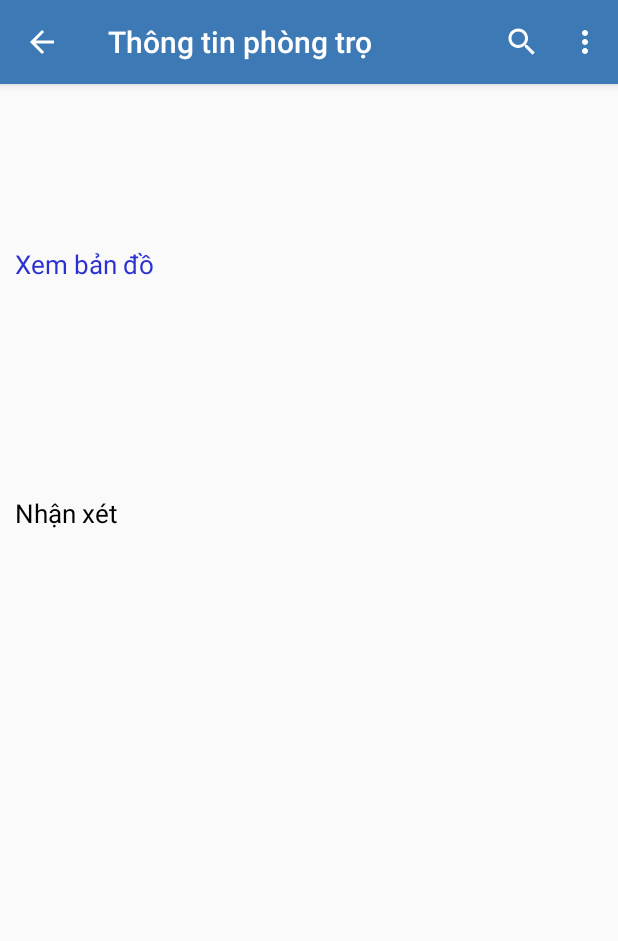
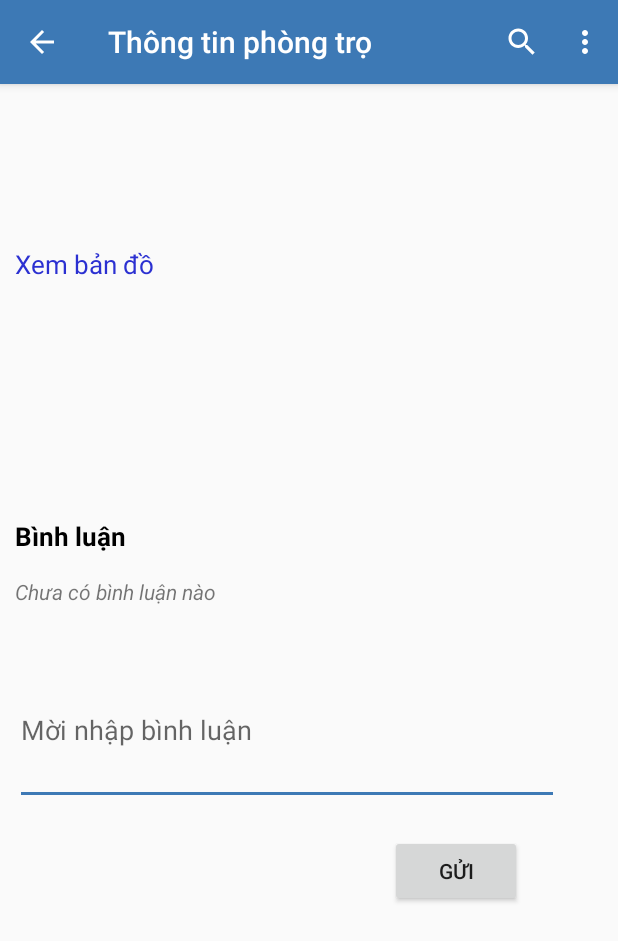
Before and after one commit to cuongnv58/Timphongtro_CLC, an Android app: the View_Info screen opened directly, with no data from a screen before it, on a phone screen of 412 x 824 dp. Shown: the top 941 px of the screen. Run offline under Robolectric (Android 15) with nearby library versions, the phone set to English and light mode, and no system bars.

Commit message:
Đẩy đẩy đẩy

```diff
--- a/app/src/main/AndroidManifest.xml
+++ b/app/src/main/AndroidManifest.xml
@@ -4,7 +4,7 @@
 
     <application
         android:allowBackup="true"
-        android:icon="@mipmap/ic_launcher"
+        android:icon="@mipmap/ic_logo"
         android:label="@string/app_name"
         android:supportsRtl="true"
         android:theme="@style/AppTheme">
--- a/app/src/main/java/conloncon/timnhatro/MainActivity.java
+++ b/app/src/main/java/conloncon/timnhatro/MainActivity.java
@@ -73,7 +73,7 @@ public class MainActivity extends AppCompatActivity
         list1 = new ArrayList<BaiDang>();
         //database.doCreateDB()
         database = openOrCreateDatabase(post.DATABASE, MODE_PRIVATE, null);
-        //list = database.LayDanhSachBaiDang();
+//        list = database.LayDanhSachBaiDang();
         String[] column = {"id","address","square","price","info","extra_infor"};;
         //String[] column = {"id","address","square","price","info","extra_infor"};;
         String sql="";
@@ -109,9 +109,8 @@ public class MainActivity extends AppCompatActivity
                 Intent intent = new Intent(MainActivity.this, View_Info.class);
                 startActivity(intent);
             }
-        }); // no bao loi o day by Duc ANh =))
+        });
     }
-
 
     private void setAdapterListView(List<BaiDang> list) {
         adapter = new CustomListView(this, R.layout.custom_list_view, list);
--- a/app/src/main/java/conloncon/timnhatro/View_Info.java
+++ b/app/src/main/java/conloncon/timnhatro/View_Info.java
@@ -1,25 +1,25 @@
 package conloncon.timnhatro;
 
+import android.content.Context;
 import android.content.Intent;
+import android.content.SharedPreferences;
 import android.net.Uri;
 import android.os.Bundle;
 import android.support.v7.app.AppCompatActivity;
 import android.view.Menu;
 import android.view.MenuItem;
 import android.view.View;
+import android.widget.Button;
+import android.widget.EditText;
 import android.widget.TextView;
 
-import org.w3c.dom.Text;
-
-
 public class View_Info extends AppCompatActivity {
-
+    SharedPreferences sharePreferences;
     @Override
     protected void onCreate(Bundle savedInstanceState) {
         super.onCreate(savedInstanceState);
         setContentView(R.layout.view_info);
-
-        //hiển thị thông tin
+//hiển thị thông tin
         TextView display_id = (TextView) findViewById(R.id.display_id);
         display_id.setText(MainActivity.display_id);
         final TextView display_address = (TextView) findViewById(R.id.display_address);
@@ -38,35 +38,55 @@ public class View_Info extends AppCompatActivity {
             public void onClick(View v) {
                 Intent geoIntent = new Intent(
                         android.content.Intent.ACTION_VIEW, Uri
-                        .parse("geo:0,0?q=" + display_address));
+                        .parse("geo:0,0?q=" + display_address.getText().toString()));
                 startActivity(geoIntent);
             }
         });
+// bình luận và hiển thị
 
+        if(Signin.CHECK_SIGNIN == false) {
+            //EditText a = (EditText) findViewById(R.id.edtCmt);
+            //a.setText("Bạn chưa đăng nhập, không thể nhập bình luận");
+        }
+        else {
+            sharePreferences = getSharedPreferences("config", Context.MODE_PRIVATE);
+            final String taikhoan, matkhau;
+            taikhoan = sharePreferences.getString("TaiKhoan", "");
+            matkhau = sharePreferences.getString("MatKhau", "");
+            Button btncmt;
+            btncmt =(Button)findViewById(R.id.btnCmt);
+            btncmt.setOnClickListener(new View.OnClickListener() {
+                @Override
+                public void onClick(View v) {
+                    EditText cmt = (EditText) findViewById(R.id.edtCmt);
+                    String comt = cmt.getText().toString();
+                    TextView tvCmt = (TextView) findViewById(R.id.textCmt);
+                    tvCmt.setText(comt);
+                    TextView tvUsername = (TextView) findViewById(R.id.textusername);
+                    tvUsername.setText(taikhoan + ": ");
+                    cmt.setText("");
+                }
+            });
+        }
         android.support.v7.app.ActionBar actionBar=getSupportActionBar();
         actionBar.setDisplayHomeAsUpEnabled(true);
     }
-
     @Override
     public boolean onCreateOptionsMenu(Menu menu) {
-        // Inflate the menu; this adds items to the action bar if it is present.
+// Inflate the menu; this adds items to the action bar if it is present.
         getMenuInflater().inflate(R.menu.main, menu);
         return true;
     }
-
     @Override
     public boolean onOptionsItemSelected(MenuItem item) {
-        // Handle action bar item clicks here. The action bar will
-        // automatically handle clicks on the Home/Up button, so long
-        // as you specify a parent activity in AndroidManifest.xml.
+// Handle action bar item clicks here. The action bar will
+// automatically handle clicks on the Home/Up button, so long
+// as you specify a parent activity in AndroidManifest.xml.
         int id = item.getItemId();
         if (id == R.id.action_search) {
-
         }
         else if (id == R.id.filter_search){
-
         }
-
         return super.onOptionsItemSelected(item);
     }
 }
--- a/app/src/main/res/layout/view_info.xml
+++ b/app/src/main/res/layout/view_info.xml
@@ -3,13 +3,12 @@
     xmlns:android="http://schemas.android.com/apk/res/android"
     android:layout_width="match_parent"
     android:layout_height="match_parent"
-    android:layout_marginLeft="10dp">
-
+    android:layout_marginLeft="10dp"
+    android:fillViewport="false">
     <LinearLayout
         android:layout_width="match_parent"
         android:layout_height="match_parent"
         android:orientation="vertical">
-
         <TextView
             android:id="@+id/display_id"
             android:layout_width="wrap_content"
@@ -18,9 +17,6 @@
             android:textSize="15sp"
             android:layout_marginTop="15dp"
             android:gravity="right|top"/>
-
-
-
         <TextView
             android:id="@+id/display_address"
             android:layout_width="wrap_content"
@@ -29,7 +25,6 @@
             android:textSize="23sp"
             android:textColor="#000000"
             android:layout_marginTop="20dp" />
-
         <TextView
             android:id="@+id/display_map"
             android:layout_width="wrap_content"
@@ -38,7 +33,6 @@
             android:textSize="17sp"
             android:textColor="#2b30d1"
             android:layout_marginTop="20dp" />
-
         <TextView
             android:id="@+id/display_square"
             android:layout_width="wrap_content"
@@ -47,7 +41,6 @@
             android:textSize="17sp"
             android:textColor="#000000"
             android:layout_marginTop="10dp"/>
-
         <TextView
             android:id="@+id/display_price"
             android:layout_width="wrap_content"
@@ -56,7 +49,6 @@
             android:textSize="17sp"
             android:textColor="#000000"
             android:layout_marginTop="5dp"/>
-
         <TextView
             android:id="@+id/display_info"
             android:layout_width="wrap_content"
@@ -65,7 +57,6 @@
             android:textSize="17sp"
             android:textColor="#000000"
             android:layout_marginTop="5dp"/>
-
         <TextView
             android:id="@+id/display_extra_info"
             android:layout_width="wrap_content"
@@ -74,19 +65,66 @@
             android:textSize="17sp"
             android:textColor="#000000"
             android:layout_marginTop="5dp"/>
-
         <ImageView
             android:layout_width="wrap_content"
             android:layout_height="wrap_content" />
-
         <TextView
             android:layout_width="wrap_content"
             android:layout_height="wrap_content"
-            android:text="Nhận xét"
+            android:text="Bình luận"
+            android:textStyle="bold"
             android:textSize="17sp"
             android:textColor="#000000"
-            android:layout_marginTop="20dp"/>
-
+            android:layout_marginTop="35dp"/>
+        <RelativeLayout
+            android:layout_width="match_parent"
+            android:layout_height="match_parent">
+            <TextView
+                android:layout_width="wrap_content"
+                android:layout_height="wrap_content"
+                android:id="@+id/textusername"
+                android:textStyle="bold"
+                android:textAlignment="center"
+                android:layout_marginTop="15dp"
+                android:textSize="16dp"/>
+            <TextView
+                android:layout_width="wrap_content"
+                android:layout_height="wrap_content"
+                android:textStyle="italic"
+                android:text="Chưa có bình luận nào"
+                android:id="@+id/textCmt"
+                android:textAlignment="center"
+                android:layout_marginTop="15dp"
+                android:layout_toRightOf="@+id/textusername"
+                />
+        </RelativeLayout>
+        <LinearLayout
+            android:gravity="top"
+            android:layout_width="match_parent"
+            android:layout_height="match_parent"
+            android:orientation="horizontal">
+            <EditText
+                android:layout_width="wrap_content"
+                android:layout_height="100dp"
+                android:inputType="text"
+                android:hint="Mời nhập bình luận"
+                android:ems="17"
+                android:id="@+id/edtCmt"
+                android:layout_marginTop="30dp"
+                />
+        </LinearLayout>
+        <LinearLayout
+            android:gravity="top"
+            android:layout_width="match_parent"
+            android:layout_height="match_parent"
+            android:orientation="horizontal">
+            <Button
+                android:layout_width="wrap_content"
+                android:layout_height="wrap_content"
+                android:text="Gửi"
+                android:layout_marginTop="20dp"
+                android:layout_marginLeft="250dp"
+                android:id="@+id/btnCmt" />
+        </LinearLayout>
     </LinearLayout>
-
 </ScrollView>
```
Also changed, not shown: app/src/main/ic_logo-web.png (added), app/src/main/res/drawable/dialouge.png (added), app/src/main/res/drawable/logo.png (added), app/src/main/res/mipmap-hdpi/ic_logo.png (added), app/src/main/res/mipmap-mdpi/ic_logo.png (added), app/src/main/res/mipmap-xhdpi/ic_logo.png (added), app/src/main/res/mipmap-xxhdpi/ic_logo.png (added), app/src/main/res/mipmap-xxxhdpi/ic_logo.png (added).
